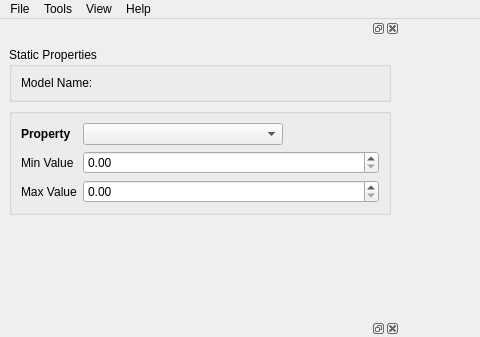
First picture: the form in src/IRESCutaway/GUI/Qt/UI/IRESCutaway.ui, repository felipeCeler/irescutaway, before the edit; both pictures show x 0 to 480 and y 0 to 337 of the 1263 by 657 pixel window.
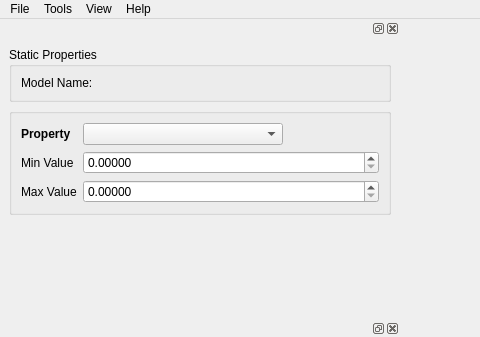
Second picture: the form after the edit.

Patch:
```diff
--- a/src/IRESCutaway/GUI/Qt/UI/IRESCutaway.ui
+++ b/src/IRESCutaway/GUI/Qt/UI/IRESCutaway.ui
@@ -253,6 +253,9 @@
           <property name="toolTip">
            <string>&lt;html&gt;&lt;head/&gt;&lt;body&gt;&lt;p&gt;Minimum value.&lt;/p&gt;&lt;/body&gt;&lt;/html&gt;</string>
           </property>
+          <property name="decimals">
+           <number>5</number>
+          </property>
           <property name="maximum">
            <double>1000000000.000000000000000</double>
           </property>
@@ -279,6 +282,9 @@
           <property name="toolTip">
            <string>&lt;html&gt;&lt;head/&gt;&lt;body&gt;&lt;p&gt;Maximum value.&lt;/p&gt;&lt;/body&gt;&lt;/html&gt;</string>
           </property>
+          <property name="decimals">
+           <number>5</number>
+          </property>
           <property name="maximum">
            <double>1000000000.000000000000000</double>
           </property>
```
